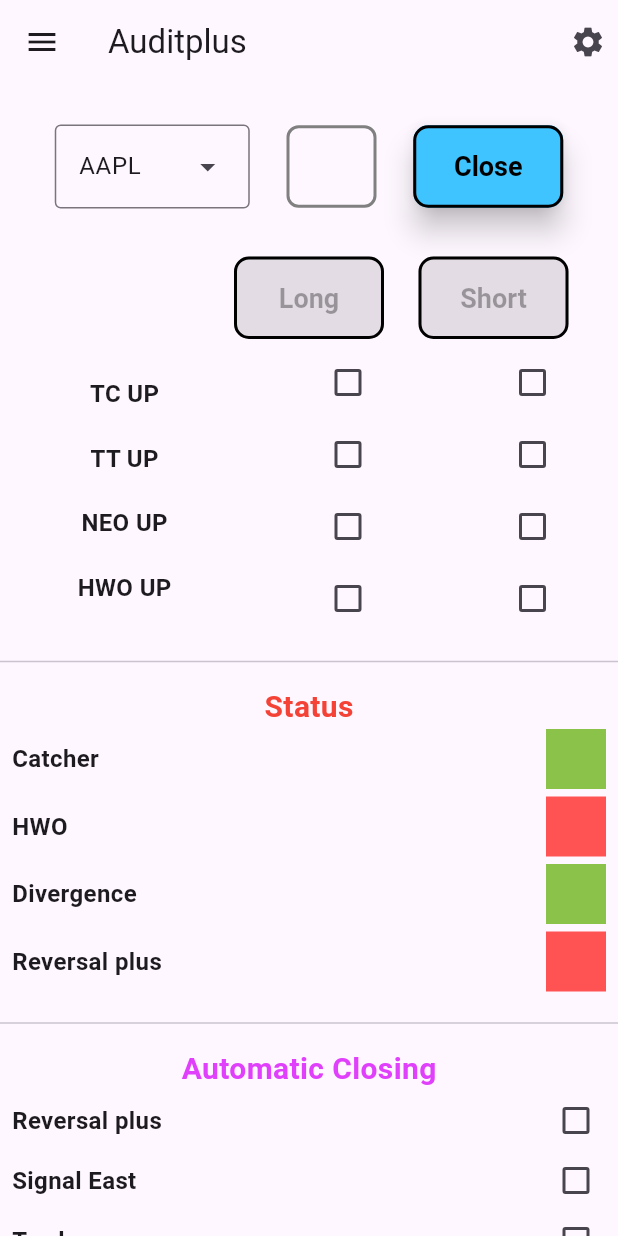
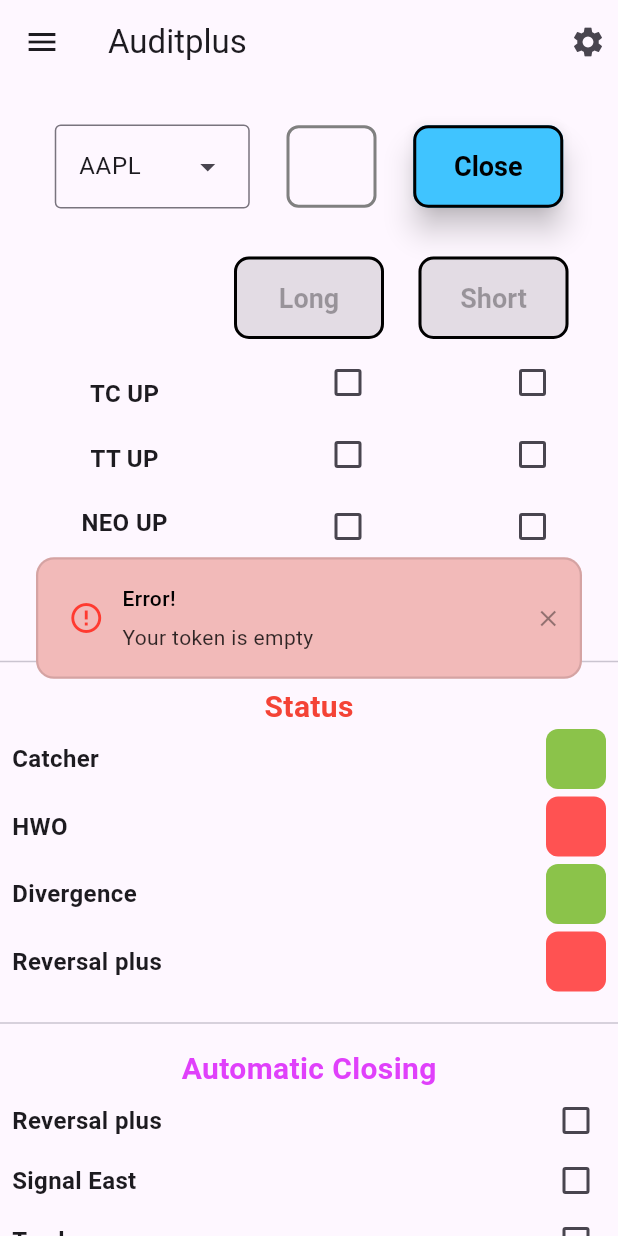
Before and after one commit to Sanjaipaulraj/trading_app, a Flutter app: the screen it shows after launch, after a tap on "Close", on a phone screen of 412 x 824 dp. Run offline on Flutter 3.47's test engine with Material 3 defaults, Android fonts, the phone set to English and light mode, and no system bars; drawn by our look-alikes of toastification; our stand-ins replace dio, shared_preferences.

Commit message:
status and automatic closing upd

```diff
--- a/lib/pages/home_screen.dart
+++ b/lib/pages/home_screen.dart
@@ -202,7 +202,34 @@ class HomeScreenState extends State<HomeScreen> {
             child: Padding(padding: const EdgeInsets.all(8.0), child: Icon(Icons.settings)),
           ),
         ],
-        leading: Icon(Icons.menu),
+        leading: GestureDetector(
+          onTap: () => showDialog<String>(
+            barrierDismissible: false,
+            context: context,
+            builder: (BuildContext context) => Dialog(
+              child: Padding(
+                padding: const EdgeInsets.all(8.0),
+                child: Column(
+                  mainAxisAlignment: MainAxisAlignment.center,
+                  mainAxisSize: MainAxisSize.min,
+                  spacing: 10,
+                  children: [
+                    Text(
+                      textAlign: TextAlign.center,
+                      'Menu Dialog',
+                      style: TextStyle(fontSize: 18, fontWeight: FontWeight.bold),
+                    ),
+                    ElevatedButton(
+                      onPressed: () => Navigator.pop(context),
+                      child: Text('Close', style: TextStyle(fontSize: 16)),
+                    ),
+                  ],
+                ),
+              ),
+            ),
+          ),
+          child: Icon(Icons.menu),
+        ),
         title: Text('Auditplus'),
       ),
       body: Shortcuts(
@@ -299,6 +326,7 @@ class HomeScreenState extends State<HomeScreen> {
                                   alignment: Alignment.center,
                                   autoCloseDuration: const Duration(seconds: 2),
                                 );
+                              } else {
                                 toastification.show(
                                   backgroundColor: Color.fromRGBO(242, 186, 185, 1),
                                   context: context,
--- a/lib/sections/status_section.dart
+++ b/lib/sections/status_section.dart
@@ -28,7 +28,11 @@ class StatusScreenState extends State<StatusScreen> {
                   width: 100,
                   child: Text('Catcher', style: TextStyle(fontSize: 16, fontWeight: FontWeight.w600)),
                 ),
-                Container(height: 40, width: 40, color: Colors.lightGreen),
+                Container(
+                  decoration: BoxDecoration(borderRadius: BorderRadius.circular(8.0), color: Colors.lightGreen),
+                  height: 40,
+                  width: 40,
+                ),
               ],
             ),
           ),
@@ -41,7 +45,11 @@ class StatusScreenState extends State<StatusScreen> {
                   width: 100,
                   child: Text('HWO', style: TextStyle(fontSize: 16, fontWeight: FontWeight.w600)),
                 ),
-                Container(height: 40, width: 40, color: Colors.redAccent),
+                Container(
+                  decoration: BoxDecoration(color: Colors.redAccent, borderRadius: BorderRadius.circular(8.0)),
+                  height: 40,
+                  width: 40,
+                ),
               ],
             ),
           ),
@@ -54,7 +62,11 @@ class StatusScreenState extends State<StatusScreen> {
                   width: 100,
                   child: Text('Divergence', style: TextStyle(fontSize: 16, fontWeight: FontWeight.w600)),
                 ),
-                Container(height: 40, width: 40, color: Colors.lightGreen),
+                Container(
+                  decoration: BoxDecoration(color: Colors.lightGreen, borderRadius: BorderRadius.circular(8.0)),
+                  height: 40,
+                  width: 40,
+                ),
               ],
             ),
           ),
@@ -67,7 +79,11 @@ class StatusScreenState extends State<StatusScreen> {
                   width: 100,
                   child: Text('Reversal plus', style: TextStyle(fontSize: 16, fontWeight: FontWeight.w600)),
                 ),
-                Container(height: 40, width: 40, color: Colors.redAccent),
+                Container(
+                  decoration: BoxDecoration(color: Colors.redAccent, borderRadius: BorderRadius.circular(8.0)),
+                  height: 40,
+                  width: 40,
+                ),
               ],
             ),
           ),
```
